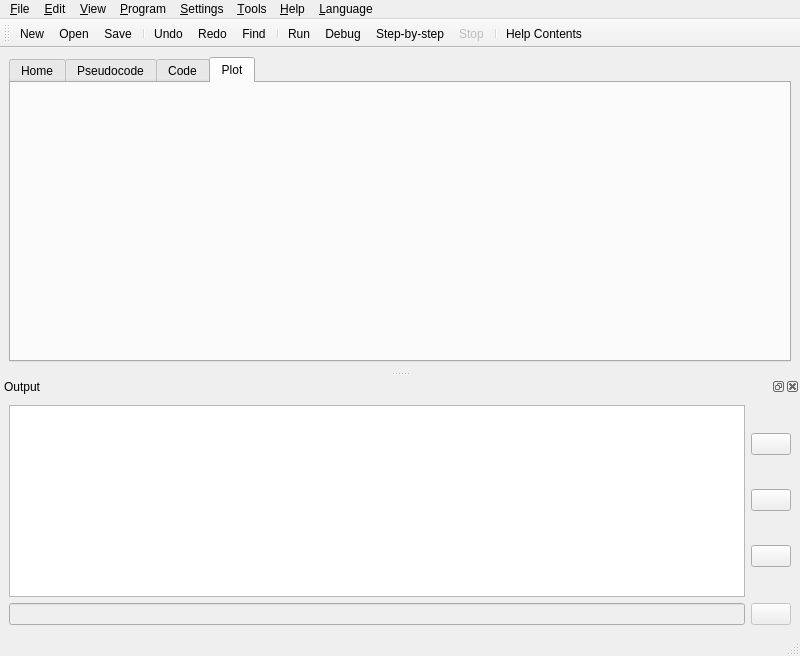
This is src/forms/ui_mainwindow.ui in TuringApp/Turing as Qt 5 draws it before an edit. The edited form follows.
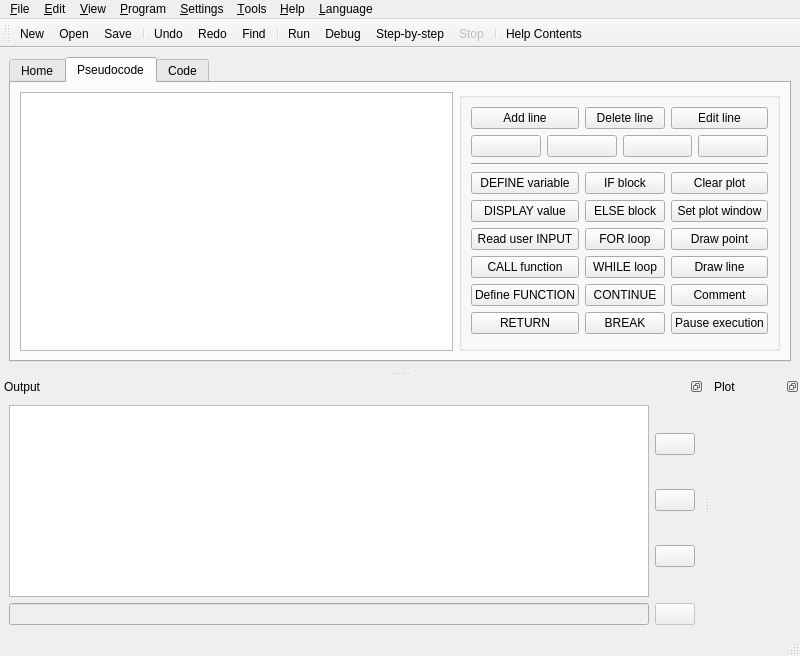
This is the edited form. The open tabs and pages were chosen to show the change. Icons and pictures are not drawn.

The edit to the form file:
```diff
--- a/src/forms/ui_mainwindow.ui
+++ b/src/forms/ui_mainwindow.ui
@@ -294,16 +294,6 @@
        </attribute>
        <layout class="QVBoxLayout" name="verticalLayout_8"/>
       </widget>
-      <widget class="QWidget" name="tab_plot">
-       <attribute name="icon">
-        <iconset resource="../turing.qrc">
-         <normaloff>:/action/media/plot.png</normaloff>:/action/media/plot.png</iconset>
-       </attribute>
-       <attribute name="title">
-        <string>Plot</string>
-       </attribute>
-       <layout class="QVBoxLayout" name="verticalLayout_10"/>
-      </widget>
      </widget>
     </item>
    </layout>
@@ -478,6 +468,9 @@
    <addaction name="actionHelpContents"/>
   </widget>
   <widget class="QDockWidget" name="dock_output">
+   <property name="features">
+    <set>QDockWidget::DockWidgetFloatable|QDockWidget::DockWidgetMovable</set>
+   </property>
    <property name="windowTitle">
     <string>Output</string>
    </property>
@@ -590,6 +583,20 @@
     </layout>
    </widget>
   </widget>
+  <widget class="QDockWidget" name="dock_plot">
+   <property name="features">
+    <set>QDockWidget::DockWidgetFloatable|QDockWidget::DockWidgetMovable</set>
+   </property>
+   <property name="windowTitle">
+    <string>Plot</string>
+   </property>
+   <attribute name="dockWidgetArea">
+    <number>8</number>
+   </attribute>
+   <widget class="QWidget" name="dockWidgetContents">
+    <layout class="QVBoxLayout" name="verticalLayout_4"/>
+   </widget>
+  </widget>
   <action name="actionNew">
    <property name="icon">
     <iconset resource="../turing.qrc">
```
